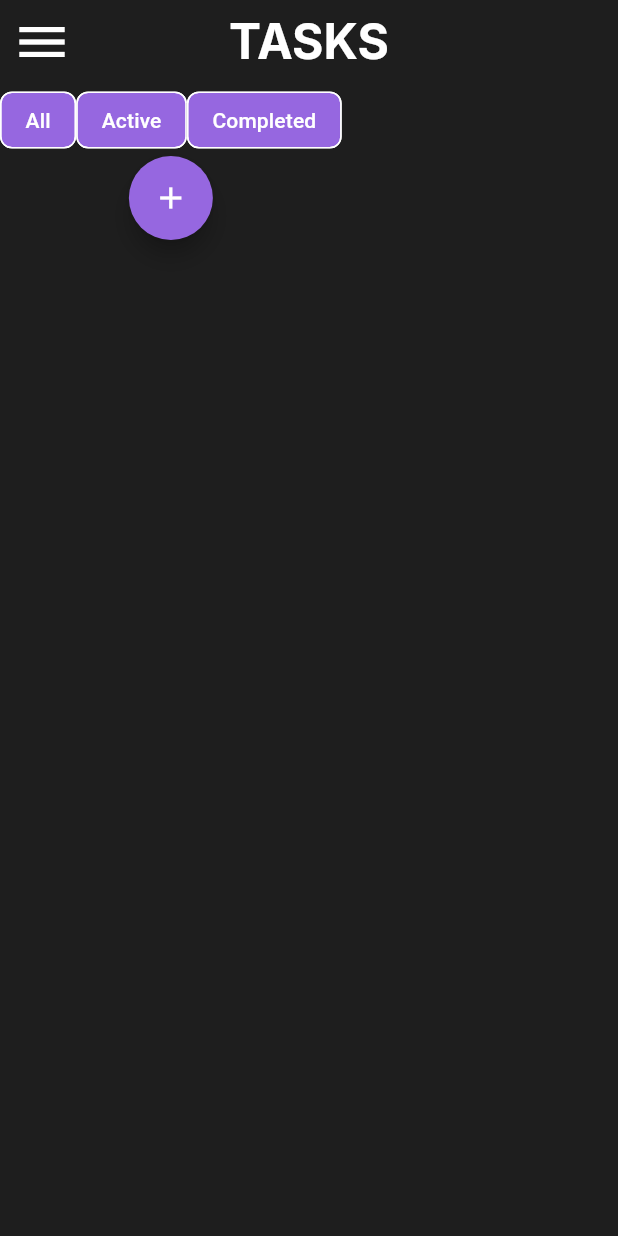
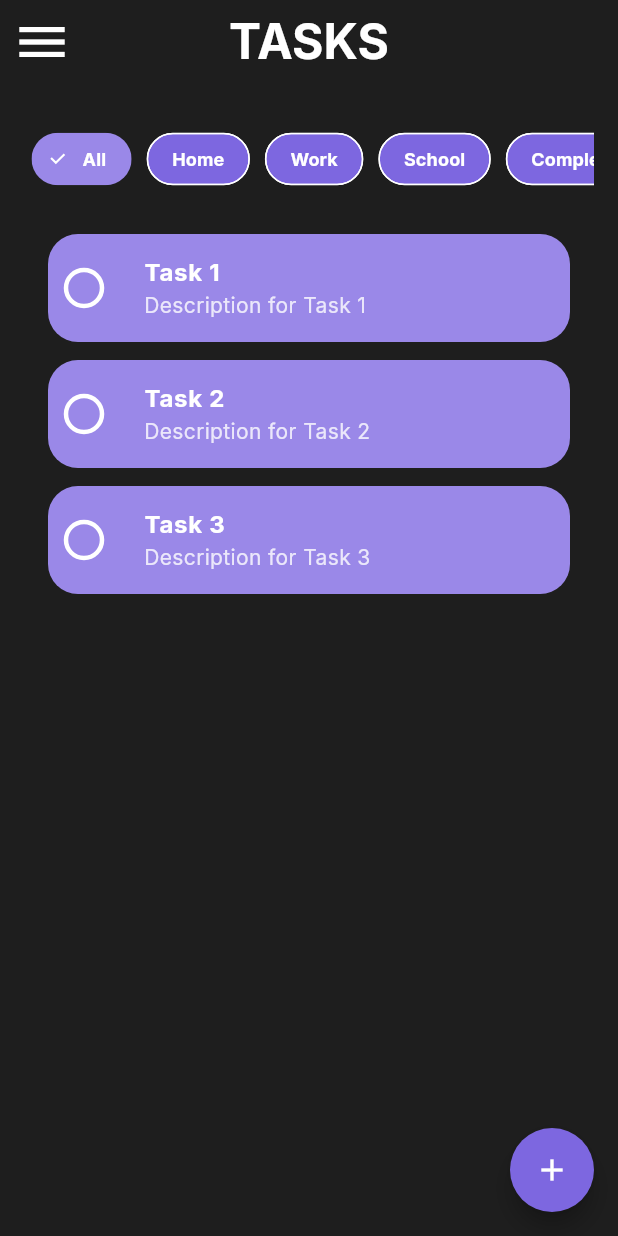
Before and after one commit to AhmedFashafsha/to_do, a Flutter app: the screen it shows after launch, after a tap on "All", on a phone screen of 412 x 824 dp. Run offline on Flutter 3.47's test engine with Material 3 defaults, Android fonts, the phone set to English and light mode, and no system bars; our stand-ins replace google_fonts.

Commit message:
Add filter functionality and enhance task management UI
- Introduced FilterRow widget to manage task filtering options.
- Updated TaskList to display tasks based on selected filters.
- Improved UI elements with rounded shapes and animations for task items.

- Refined theme colors for better visual consistency.

```diff
--- a/lib/components.dart
+++ b/lib/components.dart
@@ -1,4 +1,5 @@
 import 'package:flutter/material.dart';
+import 'package:google_fonts/google_fonts.dart';
 import 'package:to_do/themes/theme.dart';
 
 FloatingActionButton buildFloatingActionButton(ThemeData themeData) {
@@ -16,34 +17,188 @@ FilterChip buildFilterChip({
   required ValueChanged<bool> onSelected,
 }) {
   return FilterChip(
-    backgroundColor: themeData.colorScheme.secondary,
-    label: Text(label),
+    shape: RoundedRectangleBorder(borderRadius: BorderRadius.circular(50)),
+    backgroundColor: selected
+        ? themeData.colorScheme.primary
+        : themeData.colorScheme.secondary,
+    selectedColor: themeData.colorScheme.primary,
+    label: Text(
+      label,
+      style: GoogleFonts.inter(
+        fontSize: 12,
+        fontWeight: FontWeight.bold,
+        color: selected
+            ? themeData.colorScheme.onPrimary
+            : themeData.colorScheme.onSecondary,
+      ),
+    ),
     selected: selected,
     onSelected: onSelected,
   );
 }
 
-SingleChildScrollView buildFilterRow() {
-  return SingleChildScrollView(
-    scrollDirection: Axis.horizontal,
-    child: Row(
+class Task {
+  final String title;
+  final String description;
+  bool isCompleted;
+
+  Task({
+    required this.title,
+    required this.description,
+    this.isCompleted = false,
+  });
+}
+
+List<Task> taskList = [
+  Task(title: 'Task 1 ', description: 'Description for Task 1'),
+  Task(title: 'Task 2', description: 'Description for Task 2'),
+  Task(title: 'Task 3', description: 'Description for Task 3'),
+];
+
+class TaskList extends StatefulWidget {
+  const TaskList({super.key});
+
+  @override
+  _TaskListState createState() => _TaskListState();
+}
+
+class _TaskListState extends State<TaskList> with TickerProviderStateMixin {
+  // Separate tasks into active and completed
+  List<Task> get activeTasks =>
+      taskList.where((task) => !task.isCompleted).toList();
+  List<Task> get completedTasks =>
+      taskList.where((task) => task.isCompleted).toList();
+
+  @override
+  Widget build(BuildContext context) {
+    return ListView(
+      padding: EdgeInsets.all(16),
       children: [
-        buildFilterChip(
-          label: 'All',
-          selected: false,
-          onSelected: (selected) {},
+        // Active Tasks Section
+        ...activeTasks.map((task) => _buildAnimatedTaskItem(task)),
+
+        // Completed Section (only show if there are completed tasks)
+        if (completedTasks.isNotEmpty) ...[
+          SizedBox(height: 20),
+          _buildSectionHeader('Completed'),
+          SizedBox(height: 10),
+          ...completedTasks.map((task) => _buildAnimatedTaskItem(task)),
+        ],
+      ],
+    );
+  }
+
+  Widget _buildAnimatedTaskItem(Task task) {
+    return AnimatedContainer(
+      duration: Duration(milliseconds: 600),
+      curve: Curves.easeInOutBack,
+      margin: EdgeInsets.only(bottom: 12),
+      transform: Matrix4.identity()
+        ..translate(0.0, task.isCompleted ? 10.0 : 0.0, 0.0),
+      child: AnimatedOpacity(
+        opacity: task.isCompleted ? 0.7 : 1.0,
+        duration: Duration(milliseconds: 500),
+        child: AnimatedContainer(
+          duration: Duration(milliseconds: 400),
+          curve: Curves.easeOut,
+          transform: Matrix4.identity()..scale(task.isCompleted ? 0.96 : 1.0),
+          child: AnimatedContainer(
+            duration: Duration(milliseconds: 700),
+            curve: Curves.bounceOut,
+            decoration: BoxDecoration(
+              color: themeData.colorScheme.primary,
+              borderRadius: BorderRadius.circular(20),
+              boxShadow: task.isCompleted
+                  ? [
+                      BoxShadow(
+                        color: Colors.black.withValues(alpha: 0.3),
+                        blurRadius: 8,
+                        offset: Offset(0, 4),
+                      ),
+                    ]
+                  : [],
+            ),
+            child: _buildTaskItem(task),
+          ),
         ),
-        buildFilterChip(
-          label: 'Active',
-          selected: false,
-          onSelected: (selected) {},
+      ),
+    );
+  }
+
+  Widget _buildSectionHeader(String title) {
+    return Column(
+      crossAxisAlignment: CrossAxisAlignment.start,
+      children: [
+        Text(
+          title,
+          style: GoogleFonts.inter(
+            fontSize: 18,
+            fontWeight: FontWeight.w600,
+            color: themeData.colorScheme.onSurface.withValues(alpha: 0.7),
+          ),
         ),
-        buildFilterChip(
-          label: 'Completed',
-          selected: false,
-          onSelected: (selected) {},
+        Divider(),
+      ],
+    );
+  }
+
+  Widget _buildTaskItem(Task task) {
+    return Row(
+      children: [
+        Transform.scale(
+          scale: 1.5,
+          child: Checkbox(
+            value: task.isCompleted,
+            onChanged: (value) {
+              setState(() {
+                task.isCompleted = value ?? false;
+              });
+            },
+            shape: CircleBorder(),
+            fillColor: WidgetStateProperty.resolveWith<Color>((states) {
+              if (states.contains(WidgetState.selected)) {
+                return themeData.colorScheme.secondary;
+              }
+              return Colors.transparent;
+            }),
+            checkColor: themeData.colorScheme.onSecondary,
+          ),
+        ),
+        Expanded(
+          child: ListTile(
+            title: Text(
+              task.title,
+              style: GoogleFonts.inter(
+                fontSize: 16,
+                fontWeight: FontWeight.bold,
+                color: themeData.colorScheme.onPrimary,
+                decoration: task.isCompleted
+                    ? TextDecoration.lineThrough
+                    : TextDecoration.none,
+                decorationColor: themeData.colorScheme.onPrimary,
+                decorationThickness: 2.0,
+              ),
+            ),
+            subtitle: Text(
+              task.description,
+              style: GoogleFonts.inter(
+                fontSize: 14,
+                fontWeight: FontWeight.w400,
+                color: themeData.colorScheme.onPrimary.withValues(alpha: .8),
+                decoration: task.isCompleted
+                    ? TextDecoration.lineThrough
+                    : TextDecoration.none,
+                decorationColor: themeData.colorScheme.onPrimary.withValues(
+                  alpha: 0.8,
+                ),
+              ),
+            ),
+            onTap: () {
+              // Handle task tap
+            },
+          ),
         ),
       ],
-    ),
-  );
+    );
+  }
 }
--- a/lib/drawer.dart
+++ b/lib/drawer.dart
@@ -1,5 +1,4 @@
 import 'package:flutter/material.dart';
-import 'package:to_do/main.dart';
 import 'package:to_do/themes/theme.dart';
 
 Drawer buildDrawer(BuildContext context) {
--- /dev/null
+++ b/lib/filter_row.dart
@@ -0,0 +1,78 @@
+import 'package:flutter/material.dart';
+import 'package:to_do/components.dart';
+
+class FilterRow extends StatefulWidget {
+  const FilterRow({super.key});
+
+  @override
+  _FilterRowState createState() => _FilterRowState();
+}
+
+class _FilterRowState extends State<FilterRow> {
+  Set<String> selectedFilters = {'All'}; // Track multiple selected filters
+
+  void _handleFilterTap(String filter) {
+    setState(() {
+      if (filter == 'All') {
+        // If "All" is selected, clear all other filters
+        selectedFilters = {'All'};
+      } else {
+        // Remove "All" if any other filter is selected
+        selectedFilters.remove('All');
+
+        // Toggle the selected filter
+        if (selectedFilters.contains(filter)) {
+          selectedFilters.remove(filter);
+        } else {
+          selectedFilters.add(filter);
+        }
+
+        // If no filters are selected, default back to "All"
+        if (selectedFilters.isEmpty) {
+          selectedFilters = {'All'};
+        }
+      }
+    });
+  }
+
+  @override
+  Widget build(BuildContext context) {
+    return SingleChildScrollView(
+      padding: EdgeInsets.symmetric(vertical: 10, horizontal: 5),
+      scrollDirection: Axis.horizontal,
+      child: Row(
+        children: [
+          buildFilterChip(
+            label: 'All',
+            selected: selectedFilters.contains('All'),
+            onSelected: (selected) => _handleFilterTap('All'),
+          ),
+          SizedBox(width: 10),
+          buildFilterChip(
+            label: 'Home',
+            selected: selectedFilters.contains('Home'),
+            onSelected: (selected) => _handleFilterTap('Home'),
+          ),
+          SizedBox(width: 10),
+          buildFilterChip(
+            label: 'Work',
+            selected: selectedFilters.contains('Work'),
+            onSelected: (selected) => _handleFilterTap('Work'),
+          ),
+          SizedBox(width: 10),
+          buildFilterChip(
+            label: 'School',
+            selected: selectedFilters.contains('School'),
+            onSelected: (selected) => _handleFilterTap('School'),
+          ),
+          SizedBox(width: 10),
+          buildFilterChip(
+            label: 'Completed',
+            selected: selectedFilters.contains('Completed'),
+            onSelected: (selected) => _handleFilterTap('Completed'),
+          ),
+        ],
+      ),
+    );
+  }
+}
--- a/lib/main.dart
+++ b/lib/main.dart
@@ -2,6 +2,7 @@ import 'package:flutter/material.dart';
 import 'package:to_do/appbar.dart';
 import 'package:to_do/components.dart';
 import 'package:to_do/drawer.dart';
+import 'package:to_do/filter_row.dart';
 import 'package:to_do/themes/theme.dart';
 
 void main() {
@@ -21,15 +22,23 @@ class _MyAppState extends State<MyApp> {
     return MaterialApp(
       theme: themeData,
       home: Scaffold(
-        backgroundColor: themeData
-            .scaffoldBackgroundColor,
+        backgroundColor: themeData.scaffoldBackgroundColor,
         appBar: buildAppBar(context),
         drawer: buildDrawer(context),
 
-        body: Column(children: [
-          buildFilterRow(),
-          buildFloatingActionButton(themeData),
-        ]),
+        body: Padding(
+          padding: const EdgeInsets.all(16.0),
+          child: Column(
+            children: [
+              FilterRow(),
+              Expanded(child: TaskList()),
+              Row(
+                mainAxisAlignment: MainAxisAlignment.end,
+                children: [buildFloatingActionButton(themeData)],
+              ),
+            ],
+          ),
+        ),
       ),
       debugShowCheckedModeBanner: false,
     );
--- a/lib/themes/theme.dart
+++ b/lib/themes/theme.dart
@@ -3,9 +3,9 @@ import 'package:flutter/material.dart';
 ThemeData themeData = ThemeData(
   colorScheme: const ColorScheme(
     brightness: Brightness.dark,
-    primary: Color(0xFFAC88E8),
+    primary: Color.fromARGB(255, 154, 136, 232),
     onPrimary: Colors.white,
-    secondary: Color(0xff9667E0),
+    secondary: Color.fromARGB(255, 125, 103, 224),
     onSecondary: Colors.white,
     error: Colors.red,
     onError: Colors.white,
```
Also changed, not shown: 1 other file.
